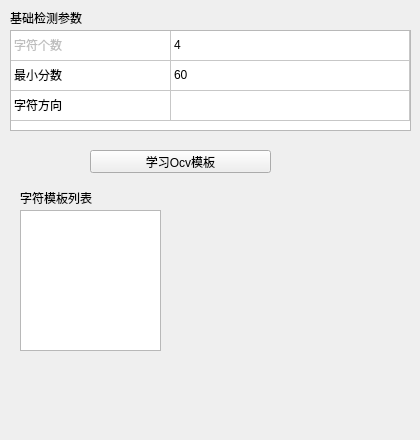
Above: VisionDetect/OcvWidget.ui from chuandongxu/AOI before the change. Below: the same form after it.
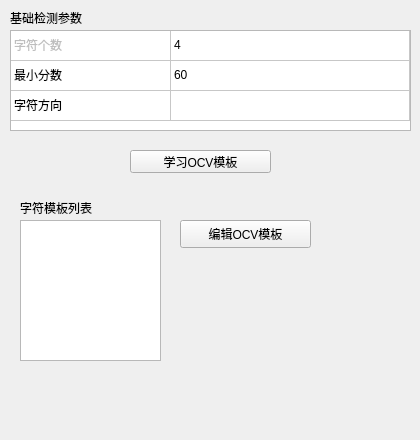
That is the form after the change. Custom widgets are drawn as their Qt base class.

Commit message:
Support edit OCV record.
Support edit OCV record.

Diff of the .ui file:
```diff
--- a/VisionDetect/OcvWidget.ui
+++ b/VisionDetect/OcvWidget.ui
@@ -90,21 +90,21 @@
   <widget class="QPushButton" name="btnLrnOcv">
    <property name="geometry">
     <rect>
-     <x>90</x>
+     <x>130</x>
      <y>150</y>
-     <width>181</width>
+     <width>141</width>
      <height>23</height>
     </rect>
    </property>
    <property name="text">
-    <string>学习Ocv模板</string>
+    <string>学习OCV模板</string>
    </property>
   </widget>
   <widget class="QListWidget" name="listWidgetRecordId">
    <property name="geometry">
     <rect>
      <x>20</x>
-     <y>210</y>
+     <y>220</y>
      <width>141</width>
      <height>141</height>
     </rect>
@@ -114,7 +114,7 @@
    <property name="geometry">
     <rect>
      <x>20</x>
-     <y>190</y>
+     <y>200</y>
      <width>81</width>
      <height>16</height>
     </rect>
@@ -123,6 +123,19 @@
     <string>字符模板列表</string>
    </property>
   </widget>
+  <widget class="QPushButton" name="btnEditOcv">
+   <property name="geometry">
+    <rect>
+     <x>180</x>
+     <y>220</y>
+     <width>131</width>
+     <height>28</height>
+    </rect>
+   </property>
+   <property name="text">
+    <string>编辑OCV模板</string>
+   </property>
+  </widget>
  </widget>
  <layoutdefault spacing="6" margin="11"/>
  <customwidgets>
```
Left out of the diff: 2 changed lines with no effect on the pictures. The commit also changes 23 other files.
